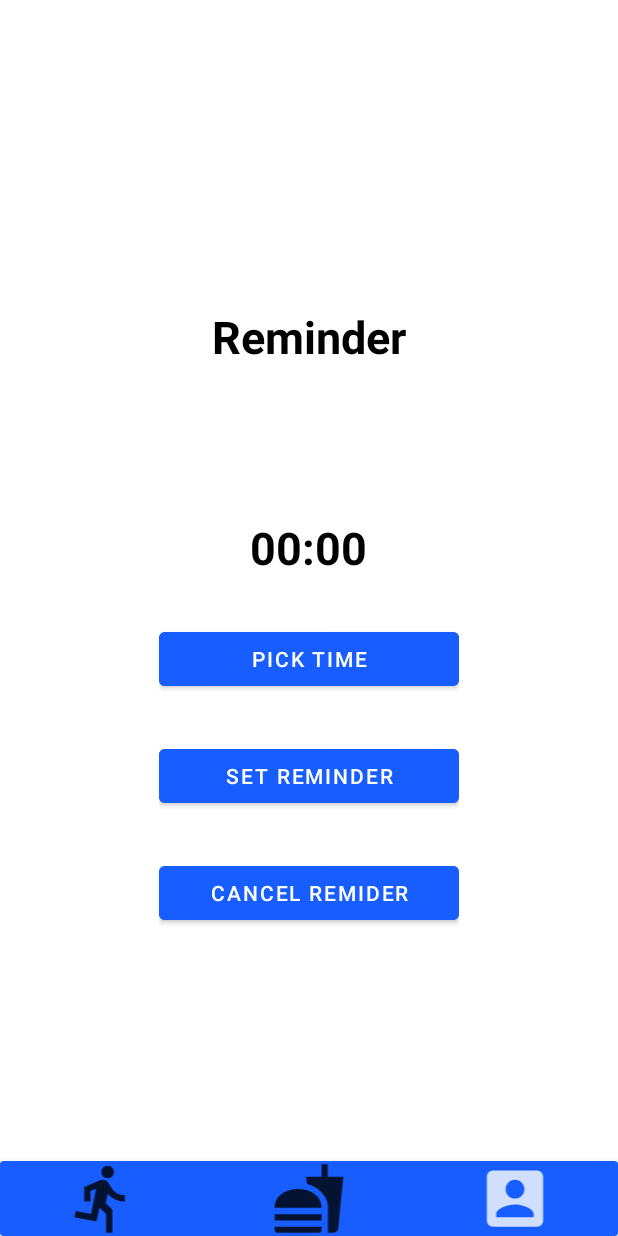
After one commit to Sport-appalication/sport_app, an Android app: the ReminderActivity screen opened directly, with no data from a screen before it, on a phone screen of 412 x 824 dp. The commit adds this screen. Run offline under Robolectric (Android 15) with nearby library versions, the phone set to English and light mode, and no system bars.

Commit message:
beta4
reminder and skipping

```diff
--- a/app/build.gradle
+++ b/app/build.gradle
@@ -21,6 +21,9 @@ android {
             minifyEnabled false
             proguardFiles getDefaultProguardFile('proguard-android-optimize.txt'), 'proguard-rules.pro'
         }
+    }
+    buildFeatures{
+        viewBinding true
     }
     compileOptions {
         sourceCompatibility JavaVersion.VERSION_1_8
--- a/app/src/main/java/com/example/sport/MainActivity.java
+++ b/app/src/main/java/com/example/sport/MainActivity.java
@@ -7,6 +7,7 @@ import android.os.Bundle;
 import android.view.View;
 import android.widget.Button;
 
+import com.example.sport.databinding.ActivityMainBinding;
 import com.google.firebase.auth.FirebaseAuth;
 import com.google.firebase.auth.FirebaseUser;
 
--- /dev/null
+++ b/app/src/main/java/com/example/sport/ReminderActivity.java
@@ -0,0 +1,144 @@
+package com.example.sport;
+
+import androidx.appcompat.app.AppCompatActivity;
+
+import android.app.AlarmManager;
+import android.app.NotificationChannel;
+import android.app.NotificationManager;
+import android.app.PendingIntent;
+import android.content.Context;
+import android.content.Intent;
+import android.os.Build;
+import android.os.Bundle;
+import android.view.View;
+import android.widget.Button;
+import android.widget.ImageView;
+import android.widget.TextView;
+import android.widget.Toast;
+
+import com.example.sport.databinding.ActivityMainBinding;
+import com.google.android.material.timepicker.MaterialTimePicker;
+import com.google.android.material.timepicker.TimeFormat;
+
+import java.util.Calendar;
+
+public class ReminderActivity extends AppCompatActivity implements View.OnClickListener {
+    private ActivityMainBinding binding;
+    private Button cancelReminder, setTime,picktime;
+    private ImageView exercise,food,profil;
+    private MaterialTimePicker timePicker;
+    private TextView showtime;
+    private Calendar calendar;
+    private AlarmManager alarmManager;
+    private PendingIntent pendingIntent;
+    @Override
+    protected void onCreate(Bundle savedInstanceState) {
+        super.onCreate(savedInstanceState);
+        setContentView(R.layout.activity_reminder);
+        exercise = findViewById(R.id.exercise_link);
+        food = findViewById(R.id.food_link);
+        profil = findViewById(R.id.profil_link);
+        exercise.setOnClickListener(this);
+        food.setOnClickListener(this);
+        profil.setOnClickListener(this);
+        profil.setImageResource(R.drawable.profil_selected_icon);
+        creatnotifchanel();
+        cancelReminder = findViewById(R.id.cancelReminder);
+        setTime = findViewById(R.id.setTime);
+        picktime = findViewById(R.id.picktime);
+        showtime = findViewById(R.id.time);
+        picktime.setOnClickListener(new View.OnClickListener() {
+            @Override
+            public void onClick(View view) {
+                showTimer();
+            }
+        });
+        setTime.setOnClickListener(new View.OnClickListener() {
+            @Override
+            public void onClick(View view) {
+                setAlarm();
+            }
+        });
+        cancelReminder.setOnClickListener(new View.OnClickListener() {
+            @Override
+            public void onClick(View view) {
+                cancelReminde();
+            }
+        });
+    }
+
+    private void cancelReminde() {
+        Intent intent= new Intent(this,reminderReciver.class);
+        pendingIntent = PendingIntent.getBroadcast(this,0,intent,0);
+        if(alarmManager ==null){
+            alarmManager = (AlarmManager) getSystemService(Context.ALARM_SERVICE);
+            Toast.makeText(this, "Remider Canceled", Toast.LENGTH_SHORT).show();
+        }
+
+    }
+
+    private void setAlarm() {
+        alarmManager = (AlarmManager) getSystemService(Context.ALARM_SERVICE);
+        Intent intent= new Intent(this,reminderReciver.class);
+        pendingIntent = PendingIntent.getBroadcast(this,0,intent,0);
+        alarmManager.setInexactRepeating(alarmManager.RTC_WAKEUP,calendar.getTimeInMillis(),alarmManager.INTERVAL_DAY,pendingIntent);
+        Toast.makeText(this, "Reminder set", Toast.LENGTH_SHORT).show();
+    }
+
+    private void showTimer() {
+        timePicker = new MaterialTimePicker.Builder()
+                .setTimeFormat(TimeFormat.CLOCK_12H)
+                .setHour(12)
+                .setMinute(0)
+                .build();
+        timePicker.show(getSupportFragmentManager(),"foxandroid");
+        timePicker.addOnPositiveButtonClickListener(new View.OnClickListener() {
+            @Override
+            public void onClick(View view) {
+                if(timePicker.getHour() <12){
+                    showtime.setText(
+                            String.format("%02d",timePicker.getHour()-12 + " : " + String.format("%02d",timePicker.getMinute()) + "PM")
+                    );
+                }
+                else{
+                    showtime.setText(timePicker.getHour() + " : "  + timePicker.getMinute());
+                }
+                calendar = Calendar.getInstance();
+                calendar.set(Calendar.HOUR_OF_DAY,timePicker.getHour());
+                calendar.set(Calendar.MINUTE,timePicker.getMinute());
+                calendar.set(Calendar.SECOND,0);
+                calendar.set(Calendar.MILLISECOND,0);
+            }
+        });
+    }
+
+    private void creatnotifchanel() {
+        if(Build.VERSION.SDK_INT >= Build.VERSION_CODES.O){
+            CharSequence name = "foxandriodReminderChanenel";
+            String description = "reminder work out";
+            int Inportance = NotificationManager.IMPORTANCE_HIGH;
+            NotificationChannel channel = new NotificationChannel("foxandroid",name,Inportance);
+            channel.setDescription(description);
+
+            NotificationManager manager = getSystemService(NotificationManager.class);
+            manager.createNotificationChannel(channel);
+        }
+    }
+
+    @Override
+    public void onClick(View view) {
+        switch (view.getId()){
+            case R.id.exercise_link:
+                startActivity(new Intent(this, AppPageActivity2.class));
+                break;
+            case R.id.food_link:
+                startActivity(new Intent(this, NutritionActivity.class));
+                break;
+            case R.id.profil_link:
+                startActivity(new Intent(this, UserProfilActivity.class));
+                break;
+            default:
+                break;
+        }
+    }
+}
--- a/app/src/main/java/com/example/sport/UserSettingAdapter.java
+++ b/app/src/main/java/com/example/sport/UserSettingAdapter.java
@@ -45,6 +45,9 @@ public class UserSettingAdapter extends RecyclerView.Adapter<UserSettingAdapter.
                     case 0:
                         context.startActivity(new Intent(context,DetailsActivity.class));
                         break;
+                    case 1:
+                        context.startActivity(new Intent(context,ReminderActivity.class));
+                        break;
                     case 2:
                         connectionSql.logout();
                         context.startActivity(new Intent(context, MainActivity.class));
--- /dev/null
+++ b/app/src/main/res/layout/activity_reminder.xml
@@ -0,0 +1,68 @@
+<?xml version="1.0" encoding="utf-8"?>
+<RelativeLayout xmlns:android="http://schemas.android.com/apk/res/android"
+    xmlns:app="http://schemas.android.com/apk/res-auto"
+    xmlns:tools="http://schemas.android.com/tools"
+    android:layout_width="match_parent"
+    android:layout_height="match_parent"
+    tools:context=".ReminderActivity">
+    <RelativeLayout
+        android:layout_width="wrap_content"
+        android:layout_height="wrap_content"
+        android:layout_centerInParent="true">
+        <TextView
+            android:id="@+id/title"
+            android:layout_width="wrap_content"
+            android:layout_height="wrap_content"
+            android:layout_centerHorizontal="true"
+            android:text="Reminder"
+            android:textColor="@color/black"
+            android:textSize="30dp"
+            android:textStyle="bold" />
+
+        <TextView
+            android:id="@+id/time"
+            android:layout_width="wrap_content"
+            android:layout_height="wrap_content"
+            android:layout_below="@id/title"
+            android:layout_centerHorizontal="true"
+            android:layout_marginTop="100dp"
+            android:text="00:00"
+            android:textColor="@color/black"
+            android:textSize="30dp"
+            android:textStyle="bold" />
+
+        <Button
+            android:id="@+id/picktime"
+            android:layout_width="200dp"
+            android:layout_height="wrap_content"
+            android:layout_below="@+id/time"
+            android:layout_centerHorizontal="true"
+            android:layout_marginTop="30dp"
+            android:backgroundTint="@color/blue"
+            android:text="pick time" />
+
+        <Button
+            android:id="@+id/setTime"
+            android:layout_width="200dp"
+            android:layout_height="wrap_content"
+            android:layout_below="@+id/picktime"
+            android:layout_centerHorizontal="true"
+            android:layout_marginTop="30dp"
+            android:backgroundTint="@color/blue"
+            android:text="Set Reminder" />
+
+        <Button
+            android:id="@+id/cancelReminder"
+            android:layout_width="200dp"
+            android:layout_height="wrap_content"
+            android:layout_below="@+id/setTime"
+            android:layout_centerHorizontal="true"
+            android:layout_marginTop="30dp"
+            android:backgroundTint="@color/blue"
+            android:text="cancel Remider" />
+
+    </RelativeLayout>
+    <include
+        layout="@layout/navbar"/>
+
+</RelativeLayout>
```
Also changed, not shown: app/src/main/AndroidManifest.xml (+8 -0 lines), app/src/main/java/com/example/sport/SkippingActivity.java (added, +14 -0 lines), app/src/main/java/com/example/sport/reminderReciver.java (added, +30 -0 lines), app/src/main/res/layout/activity_skipping.xml (added, +9 -0 lines).
